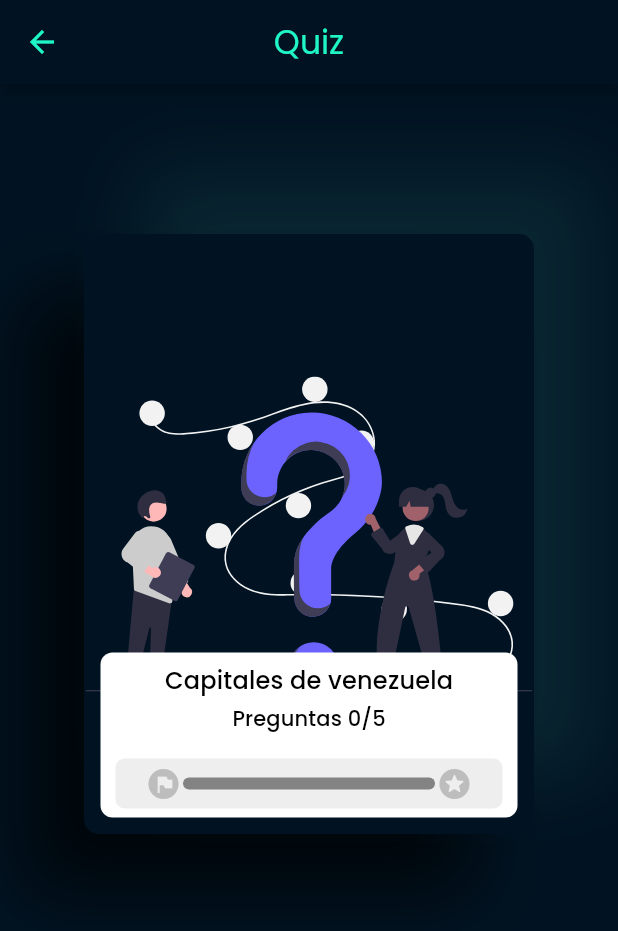
After one commit to Cesart18/widget-app, a Flutter app: the screen it shows after launch, after a tap on "Quiz", on a phone screen of 412 x 824 dp. The commit adds this screen. Shown: the top 931 px of the screen. Run offline on Flutter 3.47's test engine with Material 3 defaults, Android fonts, the phone set to English and light mode, and no system bars; our stand-ins replace flutter_riverpod, flutter_svg, go_router, google_fonts.

Commit message:
agregue: proteccion de ruta para el quiz, manejo de estado para circular_progres y education_card

```diff
--- a/lib/config/config.dart
+++ b/lib/config/config.dart
@@ -1,5 +1,6 @@
 // router
 export 'router/app_router.dart';
+export 'router/app_router_notifier.dart';
 
 // theme
 export 'theme/app_theme.dart';
--- a/lib/config/constants/app_menu_items.dart
+++ b/lib/config/constants/app_menu_items.dart
@@ -30,7 +30,7 @@ class ConstantsItems {
    MenuItem(
       title: 'Quiz',
       link: '/quiz',
-      icon:  Hero(tag: quizHeroTag, child: SvgPicture.asset('assets/svgs/quiz.svg')),
+      icon:  SvgPicture.asset('assets/svgs/quiz.svg'),
       ),
 ];
 
--- a/lib/config/constants/first_questions.dart
+++ b/lib/config/constants/first_questions.dart
@@ -5,13 +5,13 @@
 
 class FirstQuestions {
 
-    static final List<Question> firstQuestions = [
+    static const List<Question> firstQuestions = [
       Question(
         question: '¿Cual es la capital de Guarico?',
          options: [
           'Ortiz',
           'San Juan de los morros',
-          'Valle de la pascua'
+          'Valle de la pascua',
          ],
           correctAnswer: 1),
       Question(
--- a/lib/config/router/app_router.dart
+++ b/lib/config/router/app_router.dart
@@ -1,13 +1,29 @@
+import 'package:flutter_riverpod/flutter_riverpod.dart';
 import 'package:go_router/go_router.dart';
+import 'package:widgets_app/config/config.dart';
 import 'package:widgets_app/presentation/presentation.dart';
 
+final appRouterProvider = Provider((ref) {
+  final goRouterNotifer = ref.watch(goRouterNotifierProvider);
 
-final appRouter = GoRouter(
-
-  initialLocation: '/', routes: [
+  return GoRouter(
+    refreshListenable: goRouterNotifer,
+    initialLocation: '/',
+    routes: [
       GoRoute(
         path: '/',
         builder: (context, state) => const HomeScreen(),
+        routes: [
+          GoRoute(
+          path: 'quiz',
+          builder: (context, state) => const QuizScreen(),
+          routes: [
+            GoRoute(
+              path: 'quiz',
+              builder: (context, state) => const QuizView(),
+            )
+          ]),
+        ]
       ),
       GoRoute(
         path: '/progress-bar',
@@ -19,6 +35,22 @@ final appRouter = GoRouter(
       ),
 
     ],
+    redirect: (context, state) {
+      final isGoingTo = state.fullPath;
+      final quizStatus = goRouterNotifer.quizStatus;
 
+      if (!quizStatus) {
+        if (isGoingTo == '/quiz' || isGoingTo == '/') return null;
+        if( isGoingTo == '/quiz/quiz' ) return '/quiz';
+      }
 
+      if (quizStatus) {
+        if (isGoingTo == '/' || isGoingTo == '/quiz') {
+          return '/quiz/quiz';
+        }
+      }
+
+      return null;
+    },
   );
+});
--- /dev/null
+++ b/lib/config/router/app_router_notifier.dart
@@ -0,0 +1,36 @@
+
+
+
+import 'package:flutter/foundation.dart';
+import 'package:flutter_riverpod/flutter_riverpod.dart';
+import 'package:widgets_app/presentation/presentation.dart';
+
+
+
+final goRouterNotifierProvider = Provider((ref) {
+
+  final quizNotifier = ref.watch(quizProvider.notifier);
+  return GoRouterNotifier(quizNotifier);
+});
+
+
+class GoRouterNotifier extends ChangeNotifier{
+
+  final QuizNotifier _quizNotifier;
+
+  bool _quizStatus = false;
+
+  GoRouterNotifier(this._quizNotifier){
+    _quizNotifier.addListener((state) {
+      quizStatus = state.isQuizStarted;
+     });
+  }
+
+  bool get quizStatus => _quizStatus;
+
+  set quizStatus(bool value){
+    _quizStatus = value;
+    notifyListeners();
+  }
+
+}
--- a/lib/domain/entities/question.dart
+++ b/lib/domain/entities/question.dart
@@ -3,7 +3,7 @@ class Question {
   final List<String> options;
   final int correctAnswer;
 
-  Question(
+  const Question(
       {required this.question,
       required this.options,
       required this.correctAnswer});
--- a/lib/main.dart
+++ b/lib/main.dart
@@ -1,17 +1,19 @@
 import 'package:flutter/material.dart';
+import 'package:flutter_riverpod/flutter_riverpod.dart';
 import 'package:widgets_app/config/config.dart';
 
 void main() {
-  runApp(const MyApp());
+  runApp(const ProviderScope(child: MyApp()));
 }
 
 
 
-class MyApp extends StatelessWidget {
+class MyApp extends ConsumerWidget {
   const MyApp({super.key});
 
   @override
-  Widget build(BuildContext context) {
+  Widget build(BuildContext context, ref) {
+    final appRouter = ref.watch(appRouterProvider);
     return MaterialApp.router(
       debugShowCheckedModeBanner: false,
       title: 'Material App',
--- a/lib/presentation/presentation.dart
+++ b/lib/presentation/presentation.dart
@@ -2,6 +2,15 @@
 export 'screens/home/home_screen.dart';
 export 'screens/progress_bar/progress_bar_screen.dart';
 export 'screens/education_card/education_card_screen.dart';
+export 'screens/quiz/quiz_screen.dart';
+
+// views
+export 'views/quiz_view.dart';
+
+// providers
+export 'providers/progress_bar/progress_bar_provider.dart';
+export 'providers/education_card/education_card_provider.dart';
+export 'providers/quiz/quiz_provider.dart';
 
 // widgets
 export 'widgets/custom_item_card.dart';
--- /dev/null
+++ b/lib/presentation/providers/education_card/education_card_provider.dart
@@ -0,0 +1,5 @@
+
+
+import 'package:flutter_riverpod/flutter_riverpod.dart';
+
+final educationCardProvider = StateProvider<double>((ref) => 0);
--- /dev/null
+++ b/lib/presentation/providers/progress_bar/progress_bar_provider.dart
@@ -0,0 +1,6 @@
+
+
+
+import 'package:flutter_riverpod/flutter_riverpod.dart';
+
+final progressBarProvider = StateProvider<double>((ref) => 0);
--- /dev/null
+++ b/lib/presentation/screens/quiz/quiz_screen.dart
@@ -0,0 +1,51 @@
+import 'package:flutter/material.dart';
+import 'package:flutter_riverpod/flutter_riverpod.dart';
+import 'package:flutter_svg/flutter_svg.dart';
+import 'package:widgets_app/config/config.dart';
+import 'package:widgets_app/presentation/presentation.dart';
+import 'package:widgets_app/shared/shared.dart';
+
+class QuizScreen extends ConsumerWidget {
+  const QuizScreen({super.key});
+
+  @override
+  Widget build(BuildContext context, ref) {
+    return Scaffold(
+      appBar: AppBar(
+        title: const Text('Quiz'),
+      ),
+      body: Column(
+        children: [
+          const SizedBox(height: 100,),
+          Center(
+            child: Container(
+              decoration: const BoxDecoration(
+                boxShadow:  [
+                BoxShadow(
+                  offset: Offset(-40, 40),
+                  blurRadius: 40,
+                  color: Color(0xFF00060A),
+                ),
+                BoxShadow(
+                  offset: Offset(40, -40),
+                  blurRadius: 40,
+                  color: Color(0x1657E6C7),
+                )
+              ]
+              ),
+              child: EducationCard(
+                onTap: () => ref.read(quizProvider.notifier).startQuiz(),
+                backgroundColor: ThemeColors.primaryColor,
+                borderColor: ThemeColors.primaryColor,
+                progressPercentageColor: ThemeColors.secondaryColor,
+                backgroundImage: SvgPicture.asset('assets/svgs/quiz.svg'),
+                 labelTitle: 'Capitales de venezuela',
+                  labelSubtitle: 'Preguntas 0/5',
+                   percentage: 0),
+            ),
+          )
+        ],
+      ),
+    );
+  }
+}
--- a/lib/presentation/widgets/custom_circular_progress_bar.dart
+++ b/lib/presentation/widgets/custom_circular_progress_bar.dart
@@ -1,17 +1,18 @@
 import 'package:flutter/material.dart';
+import 'package:flutter_riverpod/flutter_riverpod.dart';
 import 'package:widgets_app/config/config.dart';
+import 'package:widgets_app/presentation/presentation.dart';
 import 'package:widgets_app/shared/shared.dart';
 
-class CustomCircularProgressBar extends StatelessWidget {
+class CustomCircularProgressBar extends ConsumerWidget {
   const CustomCircularProgressBar({super.key});
+  @override
+  Widget build(BuildContext context, ref) {
 
-  @override
-  Widget build(BuildContext context) {
+    final percentage = ref.watch(progressBarProvider);
 
-
-
-    return const CircularProgressBar(
-      percentage: 10,
+    return  CircularProgressBar(
+      percentage: percentage,
       backgroundColor: Colors.grey,
       percentageColor: ThemeColors.secondaryColor,
       strokeWidth: 10,
```
Also changed, not shown: lib/presentation/providers/quiz/quiz_provider.dart (added, +73 -0 lines), lib/presentation/screens/education_card/education_card_screen.dart (+12 -5 lines), lib/presentation/screens/progress_bar/progress_bar_screen.dart (+9 -2 lines), lib/presentation/views/quiz_view.dart (added, +28 -0 lines). Lines whose indentation alone changed are shown as unchanged.
